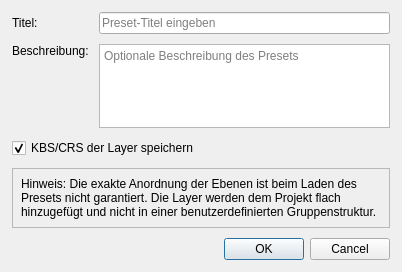
Before: the Qt Designer form resources/design_files/preset_dialog.ui in geoObserver/geobasis_loader, drawn with Qt 5.
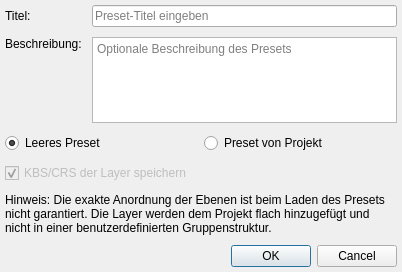
After: the same form once the commit is applied.

Commit message:
feat(ui): added radio button group to set mode
Added two new radio buttons, which are in a exclusive button group. They determine the mode of
the new preset. If the first radio button is selected a empty preset will be created. If the second
radio button is selected the option to save the crs will be enabled (planned, implementation in python)

What changed in the file:
```diff
--- a/resources/design_files/preset_dialog.ui
+++ b/resources/design_files/preset_dialog.ui
@@ -18,16 +18,16 @@
     <number>10</number>
    </property>
    <property name="leftMargin">
-    <number>12</number>
+    <number>5</number>
    </property>
    <property name="topMargin">
-    <number>12</number>
+    <number>5</number>
    </property>
    <property name="rightMargin">
-    <number>12</number>
+    <number>5</number>
    </property>
    <property name="bottomMargin">
-    <number>12</number>
+    <number>5</number>
    </property>
    <item>
     <layout class="QFormLayout" name="formLayout">
@@ -74,52 +74,72 @@
     </layout>
    </item>
    <item>
-    <widget class="QCheckBox" name="save_layer_crs_checkbox">
-     <property name="text">
-      <string>KBS/CRS der Layer speichern</string>
-     </property>
-     <property name="checked">
-      <bool>true</bool>
-     </property>
-    </widget>
-   </item>
-   <item>
-    <widget class="QFrame" name="hint_frame">
-     <property name="frameShape">
-      <enum>QFrame::StyledPanel</enum>
-     </property>
-     <property name="frameShadow">
-      <enum>QFrame::Raised</enum>
-     </property>
-     <layout class="QHBoxLayout" name="horizontalLayout">
+    <widget class="QWidget" name="widget" native="true">
+     <layout class="QHBoxLayout" name="horizontalLayout_2">
       <property name="leftMargin">
-       <number>8</number>
+       <number>0</number>
       </property>
       <property name="topMargin">
-       <number>8</number>
+       <number>0</number>
       </property>
       <property name="rightMargin">
-       <number>8</number>
+       <number>0</number>
       </property>
       <property name="bottomMargin">
-       <number>8</number>
+       <number>0</number>
       </property>
       <item>
-       <widget class="QLabel" name="hint_label">
+       <widget class="QRadioButton" name="from_empty_radio">
         <property name="text">
-         <string>Hinweis: Die exakte Anordnung der Ebenen ist beim Laden des Presets nicht garantiert. Die Layer werden dem Projekt flach hinzugefügt und nicht in einer benutzerdefinierten Gruppenstruktur.</string>
+         <string>Leeres Preset</string>
         </property>
-        <property name="textFormat">
-         <enum>Qt::PlainText</enum>
-        </property>
-        <property name="wordWrap">
+        <property name="checked">
          <bool>true</bool>
         </property>
+        <attribute name="buttonGroup">
+         <string notr="true">new_preset_method_button_group</string>
+        </attribute>
+       </widget>
+      </item>
+      <item>
+       <widget class="QRadioButton" name="from_project_radio">
+        <property name="text">
+         <string>Preset von Projekt</string>
+        </property>
+        <attribute name="buttonGroup">
+         <string notr="true">new_preset_method_button_group</string>
+        </attribute>
        </widget>
       </item>
      </layout>
     </widget>
    </item>
+   <item>
+    <widget class="QCheckBox" name="save_layer_crs_checkbox">
+     <property name="enabled">
+      <bool>false</bool>
+     </property>
+     <property name="text">
+      <string>KBS/CRS der Layer speichern</string>
+     </property>
+     <property name="checked">
+      <bool>true</bool>
+     </property>
+    </widget>
+   </item>
+   <item>
+    <widget class="QLabel" name="hint_label">
+     <property name="text">
+      <string>Hinweis: Die exakte Anordnung der Ebenen ist beim Laden des Presets nicht garantiert. Die Layer werden dem Projekt flach hinzugefügt und nicht in einer benutzerdefinierten Gruppenstruktur.</string>
+     </property>
+     <property name="textFormat">
+      <enum>Qt::PlainText</enum>
+     </property>
+     <property name="wordWrap">
+      <bool>true</bool>
+     </property>
+    </widget>
+   </item>
    <item>
     <widget class="QDialogButtonBox" name="buttonBox">
      <property name="orientation">
```
Left out of the diff: 3 changed lines with no effect on the pictures.
